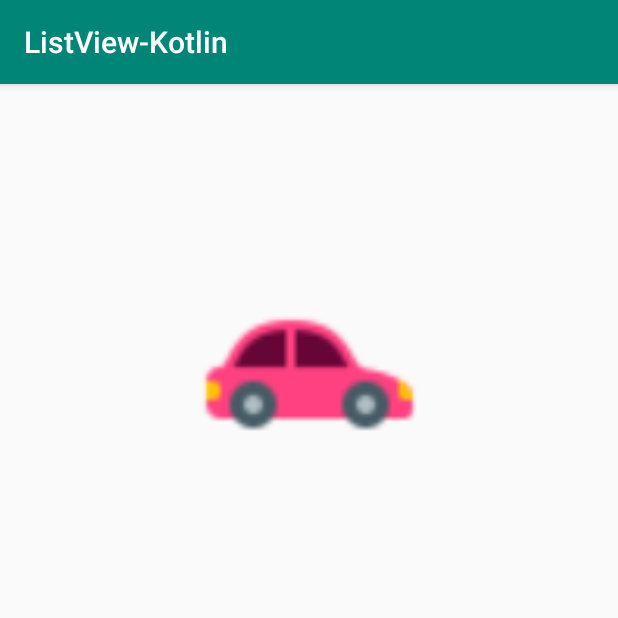
After one commit to darpal1707/List-with-multiple-views, an Android app: the CarDetailsActivity screen opened directly, with no data from a screen before it, on a phone screen of 412 x 824 dp, the top half of it. The commit adds this screen. Run offline under Robolectric (Android 15) with nearby library versions, the phone set to English and light mode, and no system bars; 2 statements that could not run were skipped.

Commit message:
put and get methods

```diff
--- a/app/build.gradle
+++ b/app/build.gradle
@@ -25,7 +25,7 @@ android {
 
 dependencies {
     implementation fileTree(dir: 'libs', include: ['*.jar'])
-    implementation"org.jetbrains.kotlin:kotlin-stdlib-jdk7:$kotlin_version"
+    implementation "org.jetbrains.kotlin:kotlin-stdlib-jdk7:$kotlin_version"
     implementation 'androidx.appcompat:appcompat:1.0.2'
     implementation 'androidx.core:core-ktx:1.0.2'
     implementation 'androidx.constraintlayout:constraintlayout:1.1.3'
--- a/app/src/main/AndroidManifest.xml
+++ b/app/src/main/AndroidManifest.xml
@@ -9,6 +9,7 @@
         android:roundIcon="@mipmap/ic_launcher_round"
         android:supportsRtl="true"
         android:theme="@style/AppTheme">
+        <activity android:name=".CarDetailsActivity"></activity>
         <activity android:name=".MainActivity">
             <intent-filter>
                 <action android:name="android.intent.action.MAIN" />
--- /dev/null
+++ b/app/src/main/java/com/example/listview_kotlin/CarDetailsActivity.kt
@@ -0,0 +1,20 @@
+package com.example.listview_kotlin
+
+import androidx.appcompat.app.AppCompatActivity
+import android.os.Bundle
+import kotlinx.android.synthetic.main.activity_car_details.*
+
+class CarDetailsActivity : AppCompatActivity() {
+
+    override fun onCreate(savedInstanceState: Bundle?) {
+        super.onCreate(savedInstanceState)
+        setContentView(R.layout.activity_car_details)
+
+        val bun: Bundle? = intent.extras
+        val name = bun!!.getString("name")
+        val des = bun!!.getString("desc")
+
+        car_type_tv.text = name
+        car_details_tv.text = des
+    }
+}
--- a/app/src/main/java/com/example/listview_kotlin/MainActivity.kt
+++ b/app/src/main/java/com/example/listview_kotlin/MainActivity.kt
@@ -1,28 +1,30 @@
 package com.example.listview_kotlin
 
 import android.content.Context
+import android.content.Intent
 import androidx.appcompat.app.AppCompatActivity
 import android.os.Bundle
 import android.view.LayoutInflater
 import android.view.View
 import android.view.ViewGroup
 import android.widget.BaseAdapter
+import androidx.core.content.ContextCompat.startActivity
 import kotlinx.android.synthetic.main.activity_main.*
 import kotlinx.android.synthetic.main.listview_item.view.*
 
 class MainActivity : AppCompatActivity() {
 
     var listOfCars = ArrayList<Cars>()
-    var adapter:CarsAdapter?= null
+    var adapter: CarsAdapter? = null
 
     override fun onCreate(savedInstanceState: Bundle?) {
         super.onCreate(savedInstanceState)
         setContentView(R.layout.activity_main)
 
-        listOfCars.add(Cars("Sedan", "Can fit maximum of 4 people",false))
-        listOfCars.add(Cars("SUV", "Can fit maximum of 6 people",true))
-        listOfCars.add(Cars("2-door", "Can fit maximum of 2 people",false))
-        listOfCars.add(Cars("Van", "Can fit maximum of 8 people",true))
+        listOfCars.add(Cars("Sedan", "Can fit maximum of 4 people", false))
+        listOfCars.add(Cars("SUV", "Can fit maximum of 6 people", true))
+        listOfCars.add(Cars("2-door", "Can fit maximum of 2 people", false))
+        listOfCars.add(Cars("Van", "Can fit maximum of 8 people", true))
 
         adapter = CarsAdapter(this, listOfCars)
         listview_lv.adapter = adapter
@@ -31,31 +33,44 @@ class MainActivity : AppCompatActivity() {
 
     class CarsAdapter : BaseAdapter {
 
-        var listOfCars = ArrayList<Cars>( )
-        var context:Context?=null
+        var listOfCars = ArrayList<Cars>()
+        var context: Context? = null
 
 
-        constructor(context: Context, listOfCars: ArrayList<Cars>):super (){
+        constructor(context: Context, listOfCars: ArrayList<Cars>) : super() {
             this.listOfCars = listOfCars
-            this.context=context
+            this.context = context
         }
+
         override fun getView(position: Int, p1: View?, p2: ViewGroup?): View {
             val car = listOfCars[position]
 
-            if(car.isBig == true){
+            if (car.isBig == true) {
                 val inflater =
                     context!!.getSystemService(Context.LAYOUT_INFLATER_SERVICE) as LayoutInflater
                 val myview = inflater.inflate(R.layout.car_big_layout, null)
                 myview.tvName.text = car.name
                 myview.tvDes.text = car.description
+                myview.setOnClickListener(View.OnClickListener {
+                    val intent = Intent(context, CarDetailsActivity::class.java)
+                    intent.putExtra("name", car.name!!)
+                    intent.putExtra("desc", car.description!!)
+                    context!!.startActivity(intent)
+                })
+
                 return myview
-            }
-            else {
+            } else {
                 val inflater =
                     context!!.getSystemService(Context.LAYOUT_INFLATER_SERVICE) as LayoutInflater
                 val myview = inflater.inflate(R.layout.listview_item, null)
                 myview.tvName.text = car.name
                 myview.tvDes.text = car.description
+                myview.setOnClickListener(View.OnClickListener {
+                    val intent = Intent(context, CarDetailsActivity::class.java)
+                    intent.putExtra("name", car.name!!)
+                    intent.putExtra("desc", car.description!!)
+                    context!!.startActivity(intent)
+                })
                 return myview
             }
 
--- /dev/null
+++ b/app/src/main/res/layout/activity_car_details.xml
@@ -0,0 +1,43 @@
+<?xml version="1.0" encoding="utf-8"?>
+<androidx.constraintlayout.widget.ConstraintLayout xmlns:android="http://schemas.android.com/apk/res/android"
+    xmlns:app="http://schemas.android.com/apk/res-auto"
+    xmlns:tools="http://schemas.android.com/tools"
+    android:layout_width="match_parent"
+    android:layout_height="match_parent"
+    tools:context=".CarDetailsActivity">
+
+    <ImageView
+        android:id="@+id/car_details_iv"
+        android:layout_width="150dp"
+        android:layout_height="150dp"
+        android:layout_marginTop="120dp"
+        android:background="@drawable/icons8_car_48"
+        app:layout_constraintEnd_toEndOf="parent"
+        app:layout_constraintStart_toStartOf="parent"
+        app:layout_constraintTop_toTopOf="parent" />
+
+    <TextView
+        android:layout_width="wrap_content"
+        android:layout_height="wrap_content"
+        android:id="@+id/car_type_tv"
+        android:text="Car Type"
+        android:layout_marginTop="20dp"
+        android:textSize="28sp"
+        android:textColor="#000"
+        app:layout_constraintTop_toBottomOf="@+id/car_details_iv"
+        app:layout_constraintStart_toStartOf="parent"
+        app:layout_constraintEnd_toEndOf="parent"/>
+
+    <TextView
+        android:layout_width="wrap_content"
+        android:layout_height="wrap_content"
+        android:id="@+id/car_details_tv"
+        android:text="Car Description"
+        android:layout_marginTop="10dp"
+        android:textSize="20sp"
+        android:textColor="#000"
+        app:layout_constraintTop_toBottomOf="@+id/car_type_tv"
+        app:layout_constraintStart_toStartOf="parent"
+        app:layout_constraintEnd_toEndOf="parent"/>
+
+</androidx.constraintlayout.widget.ConstraintLayout>
--- a/app/src/main/res/layout/listview_item.xml
+++ b/app/src/main/res/layout/listview_item.xml
@@ -4,6 +4,7 @@
     android:layout_width="match_parent"
     android:layout_height="wrap_content"
     android:orientation="horizontal"
+    android:id="@+id/item"
     android:padding="5pt">
 
 
```
